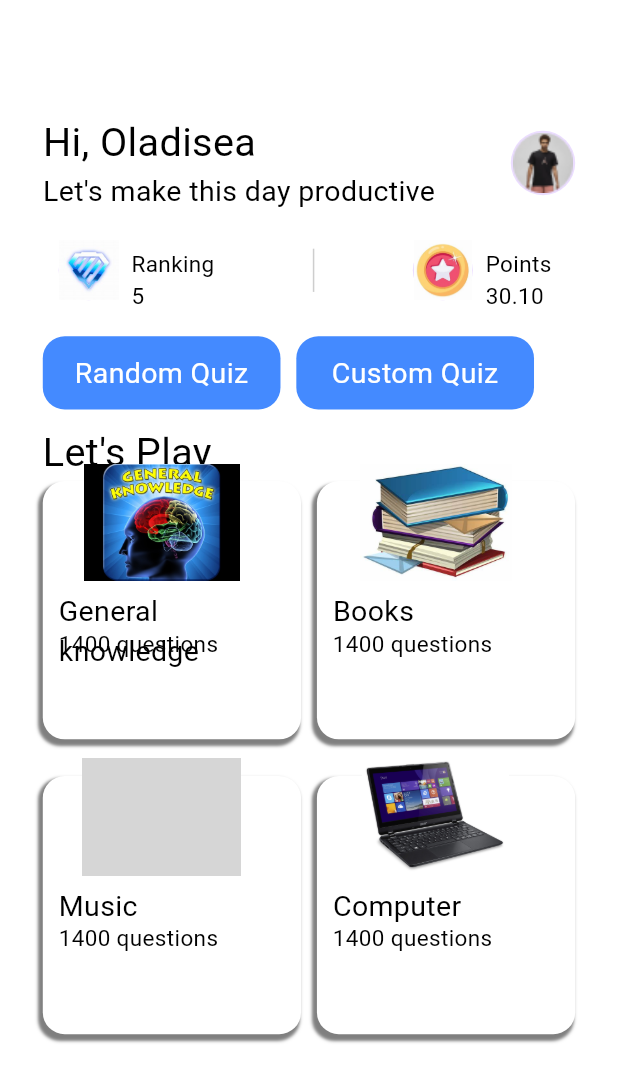
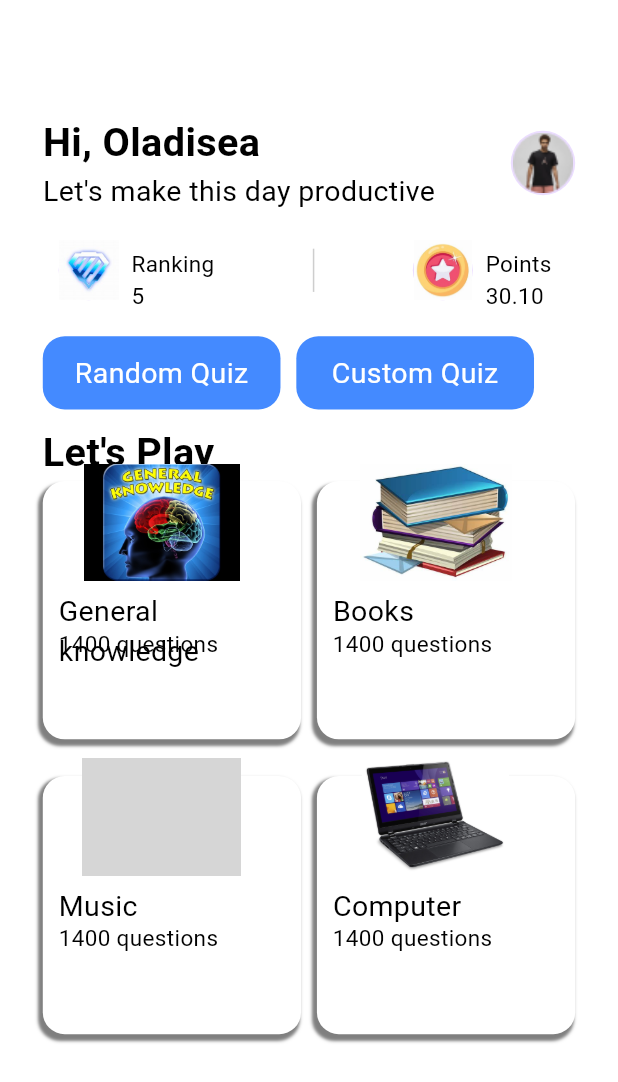
Before and after one commit to OLADISEA/trivia, a Flutter app: the HomePage screen opened directly, on a phone screen of 412 x 824 dp. Shown: the top 1082 px of the screen. Run offline on Flutter 3.47's test engine with Material 3 defaults, Android fonts, the light colour scheme and no system bars; our stand-ins replace firebase_core, flutter_screenutil, persistent_bottom_nav_bar; accounts and stored records are empty; grey boxes are pictures that could not be loaded.

Commit message:
Made some adjustments

```diff
--- a/lib/core/common/widgets/reusable_text.dart
+++ b/lib/core/common/widgets/reusable_text.dart
@@ -5,7 +5,8 @@
   final double? fontSize;
   final Color? textColor;
   final TextAlign? textAlign;
-  const Reusable({super.key, required this.text, this.fontSize, this.textColor, this.textAlign});
+  final FontWeight? fontWeight;
+  const Reusable({super.key, required this.text, this.fontSize, this.textColor, this.textAlign, this.fontWeight});
 
   @override
   Widget build(BuildContext context) {
@@ -13,6 +14,7 @@
       text,
       textAlign: textAlign??TextAlign.center,
       style: TextStyle(
+        fontWeight: fontWeight??FontWeight.normal,
         fontSize: fontSize?? 15,
         color: textColor?? Colors.black
       ),
```
